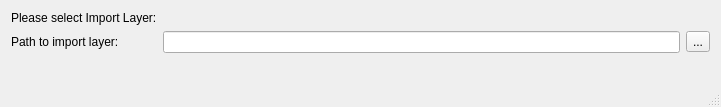
Old version of the form forms/incrementalLayerUpdate.ui in the repository sourcepole/pgversion.
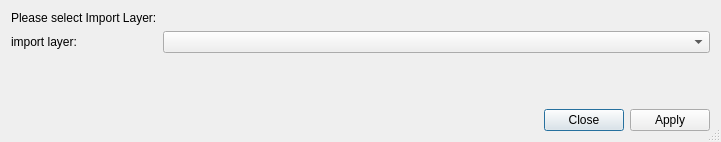
New version of the form. Custom widgets are drawn as their Qt base class.

What changed in the file:
```diff
--- a/forms/incrementalLayerUpdate.ui
+++ b/forms/incrementalLayerUpdate.ui
@@ -7,7 +7,7 @@
     <x>0</x>
     <y>0</y>
     <width>721</width>
-    <height>107</height>
+    <height>142</height>
    </rect>
   </property>
   <property name="windowTitle">
@@ -24,23 +24,23 @@
      </property>
     </widget>
    </item>
-   <item row="1" column="2">
-    <widget class="QToolButton" name="import_layer_btn">
-     <property name="text">
-      <string>...</string>
+   <item row="5" column="1">
+    <widget class="QDialogButtonBox" name="buttonBox">
+     <property name="standardButtons">
+      <set>QDialogButtonBox::Apply|QDialogButtonBox::Close</set>
      </property>
     </widget>
    </item>
+   <item row="1" column="1">
+    <widget class="QgsMapLayerComboBox" name="mMapLayerComboBox"/>
+   </item>
    <item row="1" column="0">
     <widget class="QLabel" name="label">
      <property name="text">
-      <string>Path to import layer:</string>
+      <string>import layer:</string>
      </property>
     </widget>
    </item>
-   <item row="1" column="1">
-    <widget class="QLineEdit" name="lne_import_layer_path"/>
-   </item>
    <item row="2" column="1">
     <spacer name="verticalSpacer">
      <property name="orientation">
@@ -56,6 +56,13 @@
    </item>
   </layout>
  </widget>
+ <customwidgets>
+  <customwidget>
+   <class>QgsMapLayerComboBox</class>
+   <extends>QComboBox</extends>
+   <header>qgsmaplayercombobox.h</header>
+  </customwidget>
+ </customwidgets>
  <resources/>
  <connections/>
 </ui>
```
Left out of the diff: 4 changed lines with no effect on the pictures.
